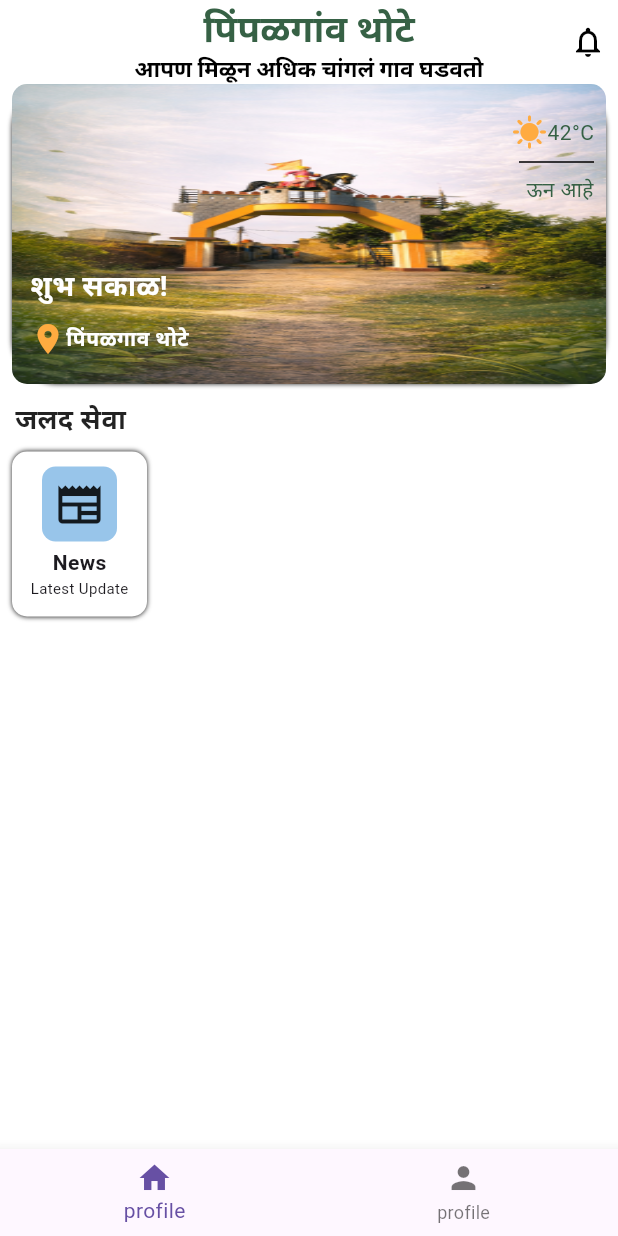
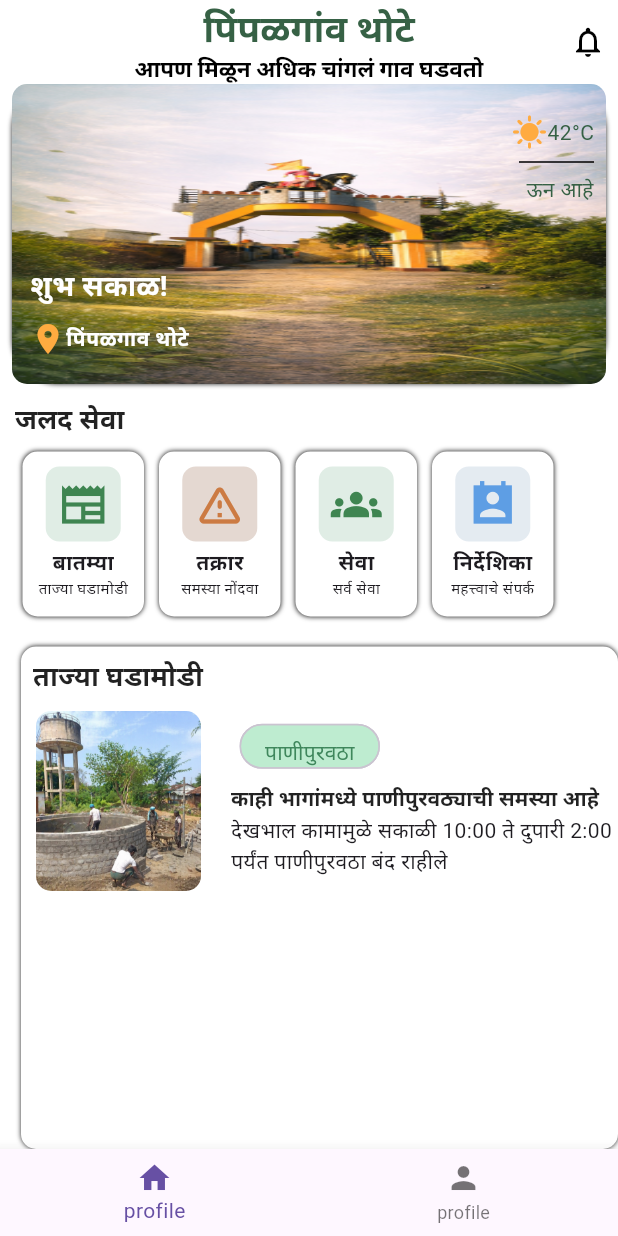
Before and after one commit to vikassinawane84593/pimpalgaonthtote, a Flutter app: the screen it shows after launch, on a phone screen of 412 x 824 dp. Run offline on Flutter 3.47's test engine with Material 3 defaults, Android fonts, the phone set to English and light mode, and no system bars; our stand-ins replace firebase_auth, firebase_core; accounts and stored records are empty.

Commit message:
created custom widget

```diff
--- a/lib/Screens/homeScreen.dart
+++ b/lib/Screens/homeScreen.dart
@@ -1,6 +1,7 @@
 import 'package:flutter/material.dart';
 import 'package:pimpalgaonthote/core/Theme/Colors.dart';
 import 'package:pimpalgaonthote/core/Theme/apptheme.dart';
+import 'package:pimpalgaonthote/core/Widgets.dart';
 
 class HomeScreen extends StatefulWidget {
   const HomeScreen({super.key});
@@ -155,58 +156,105 @@ class _HomeScreenState extends State<HomeScreen> {
               child: Text(
                 'जलद सेवा',
                 textAlign: TextAlign.start,
-                style: TextStyle(
-                 fontSize: 18,
-                 fontWeight: FontWeight.bold,
-                 color: AppColour.text
-                ),
+                style: Theme.of(context).textTheme.titleSmall
               ),
             ),
           ),
 
           Padding(
-            padding: const EdgeInsets.all(8.0),
+            padding: const EdgeInsets.only(top: 8,right: 15,left: 15),
             child: Row(
               mainAxisAlignment: MainAxisAlignment.start,
               children: [
-                Container(
-                  padding: EdgeInsetsGeometry.only(top: 10),
-                  alignment: Alignment.topCenter,
-                  width: 90,
-                  height: 110,
-                  decoration:AppTheme.container.copyWith(borderRadius: BorderRadius.circular(10),),
-                  child: Column(
-                    children: [
-                      Container(
-                        width:50 ,
-                        height: 50,
-                        decoration: AppTheme.container.copyWith(
-                          color:Color(0xFF98C5EA),
-                          boxShadow: [],
-                          borderRadius: BorderRadius.circular(9)
+                JaladSeva(title: 'बातम्या', subtitle: 'ताज्या घडामोडी', icon: Icons.newspaper_sharp, colour: Color(0xFFE0EDE5,),iconcolour: Color(0xFF3F8551,)),
+
+                SizedBox(width: 10,),
+
+                JaladSeva(title: 'तक्रार', subtitle: 'समस्या नोंदवा', icon: Icons.warning_amber_rounded, colour:Color(0xFFE4D8D1,) , iconcolour: Color(0xFFCC7B43,)),
+
+                SizedBox(width: 10),
+
+                JaladSeva(title: 'सेवा', subtitle: 'सर्व सेवा', icon: Icons.groups, colour:  Color(0xFFE0EDE5,), iconcolour: Color(0xFF3F8551,)),
+
+                SizedBox(width: 10,),
+
+                JaladSeva(title: 'निर्देशिका', subtitle: 'महत्त्वाचे संपर्क', icon: Icons.perm_contact_cal_sharp, colour: Color(
+                  0xFFE4EBF1,), iconcolour: Color(0xFF5E9EE4,))
+
+              ],
             ),
-                        child: Icon(
-                          Icons.newspaper_outlined,size: 34,
           ),
 
+          Expanded(
+            child: Padding(
+              padding: const EdgeInsets.only(top: 20),
+              child: Container(
+                margin: EdgeInsetsGeometry.only(left: 14),
+
+                width: double.infinity,
+                decoration: AppTheme.container.copyWith(borderRadius: BorderRadius.circular(10)),
+
+                  child: Column(
+                    crossAxisAlignment: CrossAxisAlignment.start,
+                      children: [
+                        Padding(
+                          padding: const EdgeInsets.only(left: 8,top: 6,bottom: 10),
+                          child: Text(
+                            'ताज्या घडामोडी',
+                            style: Theme.of(context).textTheme.titleSmall,
+                          ),
                         ),
 
+                        //customWidget
+                        Row(
+                          children: [
                                 Padding(
-                        padding: const EdgeInsetsGeometry.only(top: 4),
-                        child: Text(
-                          'News',
-                          style: TextStyle(
-                            fontWeight: FontWeight.bold
+                                  padding: const EdgeInsets.only(left: 10,right: 20),
+                                  child: ClipRRect(
+                                    borderRadius: BorderRadius.circular(10),
+                                    child: Image.asset(
+                                      'Assets/watercunstruction.png',
+                                      height: 120,
+                                      width: 110,
+                                      fit: BoxFit.cover,
                                     ),
                                   ),
                                 ),
 
-                      Text('Latest Update',
+                                Expanded(
+                                  child: Column(
+
+                                    crossAxisAlignment: CrossAxisAlignment.start,
+                                    children: [
+                                      SizedBox(
+                                        height:30,
+                                        width: 105,
+                                        child: Chip(
+                                          backgroundColor: Color(0xFFBEECD0,),
+                                          label: Text(
+                                            'पाणीपुरवठा',
                                             style: TextStyle(
-                        fontSize: 10
-                      ),)
-                    ],
+                                              color: Color(0xFF3F875C,)
                                             ),
+                                            textAlign: TextAlign.start,
+                                          ),
+                                          shape: RoundedRectangleBorder(
+                                            borderRadius: BorderRadius.circular(20)
+                                          ),
+
+                                        ),
+                                      ),
+
+                                      SizedBox(height: 10,),
+
+                                      Text(
+                                        'काही भागांमध्ये पाणीपुरवठ्याची समस्या आहे',
+                                        style: Theme.of(context).textTheme.titleSmall!.copyWith(fontSize: 14),
+                                        softWrap: true,
+                                      ),
+                                      Text(
+                                        'देखभाल कामामुळे सकाळी 10:00 ते दुपारी 2:00 पर्यंत पाणीपुरवठा बंद राहीले',
+                                        softWrap: true,
                                       )
                                     ],
                                   ),
@@ -215,6 +263,19 @@ class _HomeScreenState extends State<HomeScreen> {
 
                               ],
                             ),
+                          ],
+                        ),
+                )
+
+                  ),
+                ),
+
+
+
+
+
+        ],
+      ),
 
     );
   }
--- a/lib/core/Theme/apptheme.dart
+++ b/lib/core/Theme/apptheme.dart
@@ -30,11 +30,11 @@ class AppTheme {
           fontWeight: FontWeight.bold,
         color: AppColour.textPrimary
       ),
-      titleSmall:TextStyle(
-          fontSize: 12,
-          fontWeight: FontWeight.bold,
-          color: AppColour.text
-      ),
+      titleSmall: TextStyle(
+        fontSize: 18,
+        fontWeight: FontWeight.bold,
+        color: AppColour.text
+    ),
 
 
     ),
--- a/lib/core/Widgets.dart
+++ b/lib/core/Widgets.dart
@@ -1,5 +1,6 @@
 import 'package:flutter/material.dart';
 import 'package:pimpalgaonthote/core/Theme/Colors.dart';
+import 'package:pimpalgaonthote/core/Theme/apptheme.dart';
 
 Widget buildTile(BuildContext context,IconData icon, String title, String value) {
   return ListTile(
@@ -26,3 +27,64 @@ Widget buildDivider() {
     child: Divider(),
   );
 }
+
+// Jalad seva
+class JaladSeva extends StatelessWidget {
+  final String title;
+  final String subtitle;
+  final IconData icon;
+  final Color colour;
+  final Color iconcolour;
+
+  const JaladSeva({
+    super.key,
+    required this.title,
+    required this.subtitle,
+    required this.icon,
+    required this.colour,
+    required this.iconcolour
+  });
+  @override
+  Widget build(BuildContext context) {
+    return Container(
+      padding: EdgeInsetsGeometry.only(top: 10),
+      alignment: Alignment.topCenter,
+      width: 81,
+      height: 110,
+      decoration:AppTheme.container.copyWith(borderRadius: BorderRadius.circular(10),),
+      child: Column(
+        children: [
+          Container(
+            width:50 ,
+            height: 50,
+            decoration: AppTheme.container.copyWith(
+                color:colour,
+                boxShadow: [],
+                borderRadius: BorderRadius.circular(9)
+            ),
+            child: Icon(
+              icon,size: 34,
+              color: iconcolour,
+            ),
+
+          ),
+
+          Padding(
+            padding: const EdgeInsetsGeometry.only(top: 4),
+            child: Text(
+              title,
+              style: TextStyle(
+                  fontWeight: FontWeight.bold
+              ),
+            ),
+          ),
+
+          Text(subtitle,
+            style: TextStyle(
+                fontSize: 10
+            ),)
+        ],
+      ),
+    );
+  }
+  }
--- a/pubspec.yaml
+++ b/pubspec.yaml
@@ -63,6 +63,7 @@ flutter:
   assets:
       - Assets/welcomepagephoto.png
       - Assets/vikas.jpg
+      - Assets/watercunstruction.png
 
   # An image asset can refer to one or more resolution-specific "variants", see
   # https://flutter.dev/to/resolution-aware-images
```
Also changed, not shown: Assets/watercunstruction.png (added). Lines whose indentation alone changed are shown as unchanged.
